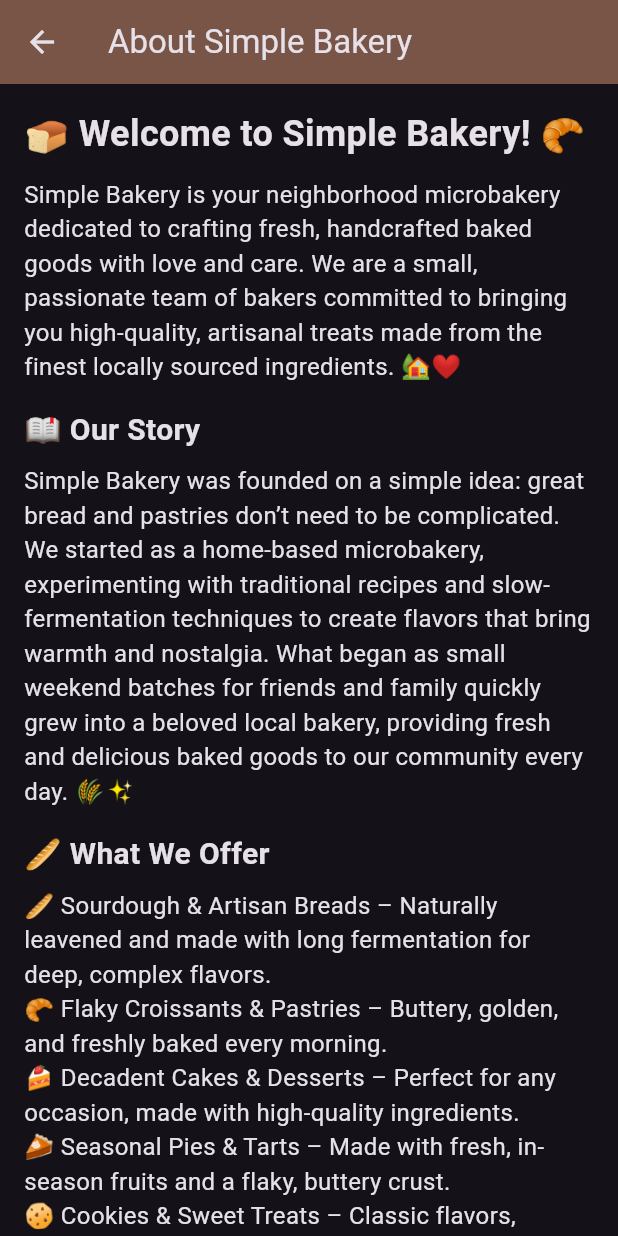
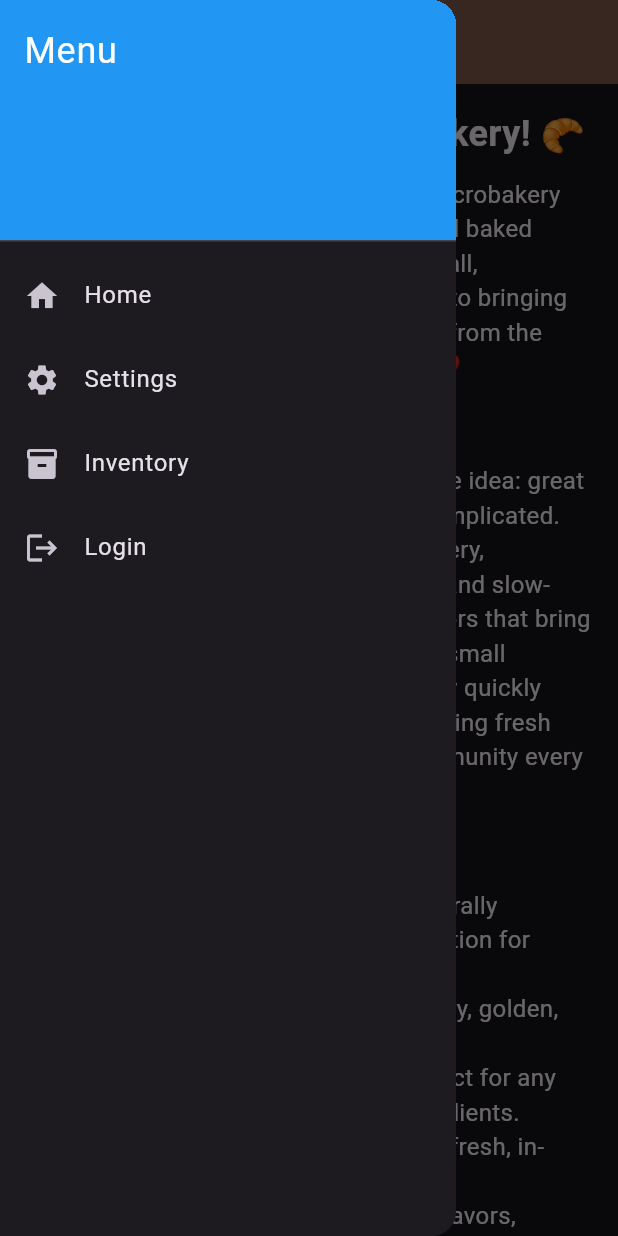
Before and after one commit to VoxMonstra/CSC-4610-Web-Warriors, a Flutter app: the AboutPage screen opened by its route, with the side drawer open (before the commit the screen has no drawer), on a phone screen of 412 x 824 dp. Run offline on Flutter 3.47's test engine with Material 3 defaults, Android fonts, the phone set to English and light mode, and no system bars; our stand-ins replace shared_preferences; missing offline and left inert: mysql1; accounts and stored records are empty.

Commit message:
Fix: Add drawer to about screen and settings screen

```diff
--- a/src/lib/screens/about.dart
+++ b/src/lib/screens/about.dart
@@ -1,4 +1,5 @@
 import 'package:flutter/material.dart';
+import '../widgets/drawer.dart';
 
 class AboutPage extends StatelessWidget {
   @override
@@ -8,6 +9,7 @@ class AboutPage extends StatelessWidget {
         title: Text('About Simple Bakery'),
         backgroundColor: Colors.brown,
       ),
+      drawer: AppDrawer(currPage: Text("about")),
       body: SingleChildScrollView(
         padding: EdgeInsets.all(16.0),
         child: Column(
--- a/src/lib/screens/settings.dart
+++ b/src/lib/screens/settings.dart
@@ -1,4 +1,5 @@
 import 'package:flutter/material.dart';
+import '../widgets/drawer.dart';
 
 class SettingsScreen extends StatefulWidget {
   final Function(ThemeMode) onThemeChanged;
@@ -25,6 +26,7 @@ class _SettingsScreenState extends State<SettingsScreen> {
   Widget build(BuildContext context) {
     return Scaffold(
       appBar: AppBar(title: const Text('Settings')),
+      drawer: AppDrawer(currPage: Text("settings")),
       body: ListView(
         children: [
           SwitchListTile(
```
